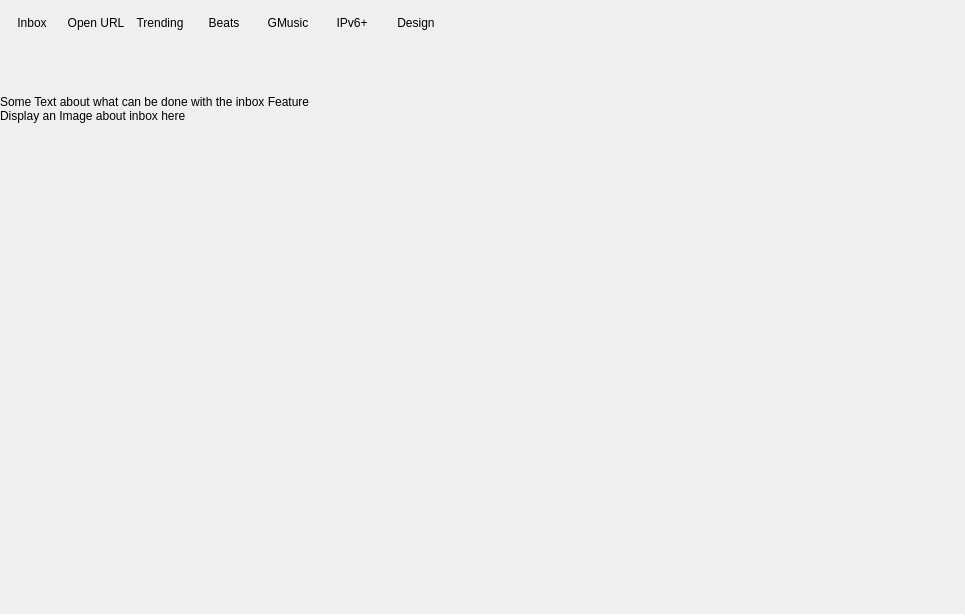
Old version of the form src/viewpages/whatsnew_0_8/WhatsNewWidget_0_8.ui in the repository tomahawk-player/tomahawk.
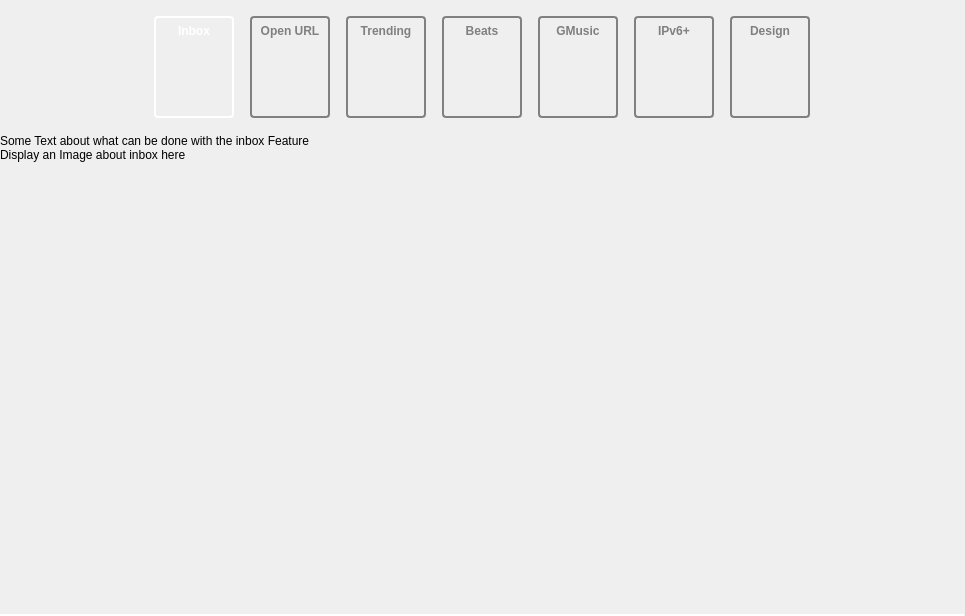
New version of the form.

Commit message: Style feature buttons

What changed in the file:
```diff
--- a/src/viewpages/whatsnew_0_8/WhatsNewWidget_0_8.ui
+++ b/src/viewpages/whatsnew_0_8/WhatsNewWidget_0_8.ui
@@ -10,6 +10,12 @@
     <height>616</height>
    </rect>
   </property>
+  <property name="sizePolicy">
+   <sizepolicy hsizetype="Preferred" vsizetype="Preferred">
+    <horstretch>0</horstretch>
+    <verstretch>0</verstretch>
+   </sizepolicy>
+  </property>
   <property name="windowTitle">
    <string notr="true" extracomment="not translatable because not shown to the user">Form</string>
   </property>
@@ -22,6 +28,12 @@
    </property>
    <item>
     <widget class="QWidget" name="widget" native="true">
+     <property name="sizePolicy">
+      <sizepolicy hsizetype="Preferred" vsizetype="Preferred">
+       <horstretch>0</horstretch>
+       <verstretch>0</verstretch>
+      </sizepolicy>
+     </property>
      <layout class="QVBoxLayout" name="verticalLayout">
       <property name="spacing">
        <number>0</number>
@@ -40,50 +52,78 @@
       </property>
       <item>
        <layout class="QVBoxLayout" name="verticalLayout_2">
-        <item alignment="Qt::AlignLeft">
+        <property name="bottomMargin">
+         <number>16</number>
+        </property>
+        <item alignment="Qt::AlignHCenter|Qt::AlignTop">
          <widget class="QWidget" name="featureBoxes" native="true">
+          <property name="sizePolicy">
+           <sizepolicy hsizetype="Preferred" vsizetype="Maximum">
+            <horstretch>0</horstretch>
+            <verstretch>0</verstretch>
+           </sizepolicy>
+          </property>
           <property name="minimumSize">
            <size>
             <width>0</width>
             <height>79</height>
            </size>
           </property>
-          <property name="maximumSize">
-           <size>
-            <width>16777215</width>
-            <height>79</height>
-           </size>
-          </property>
           <layout class="QHBoxLayout" name="horizontalLayout">
            <property name="spacing">
+            <number>16</number>
+           </property>
+           <property name="leftMargin">
             <number>0</number>
            </property>
-           <property name="margin">
+           <property name="topMargin">
             <number>0</number>
            </property>
-           <item>
+           <property name="rightMargin">
+            <number>0</number>
+           </property>
+           <property name="bottomMargin">
+            <number>16</number>
+           </property>
+           <item alignment="Qt::AlignHCenter|Qt::AlignTop">
             <widget class="QWidget" name="inboxBox" native="true">
+             <property name="sizePolicy">
+              <sizepolicy hsizetype="Preferred" vsizetype="Fixed">
+               <horstretch>0</horstretch>
+               <verstretch>0</verstretch>
+              </sizepolicy>
+             </property>
              <property name="minimumSize">
               <size>
                <width>64</width>
-               <height>79</height>
+               <height>100</height>
               </size>
              </property>
-             <property name="maximumSize">
-              <size>
-               <width>64</width>
-               <height>79</height>
-              </size>
+             <property name="styleSheet">
+              <string notr="true">border-width: 2px;
+border-style: solid;
+border-radius: 4px;
+border-color: white;
+color: white;</string>
              </property>
              <layout class="QVBoxLayout" name="verticalLayout_4">
               <property name="spacing">
-               <number>0</number>
+               <number>8</number>
               </property>
               <property name="margin">
-               <number>0</number>
+               <number>8</number>
               </property>
               <item alignment="Qt::AlignTop">
                <widget class="QLabel" name="inboxBoxHeader">
+                <property name="font">
+                 <font>
+                  <weight>75</weight>
+                  <bold>true</bold>
+                 </font>
+                </property>
+                <property name="styleSheet">
+                 <string notr="true">border-style: none;</string>
+                </property>
                 <property name="text">
                  <string>Inbox</string>
                 </property>
@@ -94,6 +134,12 @@
               </item>
               <item>
                <widget class="QLabel" name="inboxBoxImage">
+                <property name="sizePolicy">
+                 <sizepolicy hsizetype="Fixed" vsizetype="Preferred">
+                  <horstretch>0</horstretch>
+                  <verstretch>0</verstretch>
+                 </sizepolicy>
+                </property>
                 <property name="minimumSize">
                  <size>
                   <width>64</width>
@@ -106,6 +152,10 @@
                   <height>64</height>
                  </size>
                 </property>
+                <property name="styleSheet">
+                 <string notr="true">border-style:none;
+margin-bottom: 4px;</string>
+                </property>
                 <property name="text">
                  <string/>
                 </property>
@@ -114,29 +164,39 @@
              </layout>
             </widget>
            </item>
-           <item>
+           <item alignment="Qt::AlignTop">
             <widget class="QWidget" name="urlLookupBox" native="true">
              <property name="minimumSize">
               <size>
                <width>64</width>
-               <height>79</height>
+               <height>100</height>
               </size>
              </property>
-             <property name="maximumSize">
-              <size>
-               <width>64</width>
-               <height>79</height>
-              </size>
+             <property name="styleSheet">
+              <string notr="true">border-width: 2px;
+border-style: solid;
+border-radius: 4px;
+border-color: grey;
+color: grey;</string>
              </property>
              <layout class="QVBoxLayout" name="verticalLayout_4">
               <property name="spacing">
-               <number>0</number>
+               <number>8</number>
               </property>
               <property name="margin">
-               <number>0</number>
+               <number>8</number>
               </property>
               <item alignment="Qt::AlignTop">
                <widget class="QLabel" name="urlLookupBoxHeader">
+                <property name="font">
+                 <font>
+                  <weight>75</weight>
+                  <bold>true</bold>
+                 </font>
+                </property>
+                <property name="styleSheet">
+                 <string notr="true">border:none</string>
+                </property>
                 <property name="text">
                  <string>Open URL</string>
                 </property>
@@ -159,6 +219,9 @@
                   <height>64</height>
                  </size>
                 </property>
+                <property name="styleSheet">
+                 <string notr="true">border: none;</string>
+                </property>
                 <property name="text">
                  <string/>
                 </property>
@@ -175,21 +238,31 @@
                <height>79</height>
               </size>
              </property>
-             <property name="maximumSize">
-              <size>
-               <width>64</width>
-               <height>79</height>
-              </size>
+             <property name="styleSheet">
+              <string notr="true">border-width: 2px;
+border-style: solid;
+border-radius: 4px;
+border-color: grey;
+color: grey;</string>
              </property>
              <layout class="QVBoxLayout" name="verticalLayout_4">
               <property name="spacing">
-               <number>0</number>
+               <number>8</number>
               </property>
               <property name="margin">
-               <number>0</number>
+               <number>8</number>
               </property>
               <item alignment="Qt::AlignTop">
-               <widget class="QLabel" name="trendinfBoxHeader">
+               <widget class="QLabel" name="trendingBoxHeader">
+                <property name="font">
+                 <font>
+                  <weight>75</weight>
+                  <bold>true</bold>
+                 </font>
+                </property>
+                <property name="styleSheet">
+                 <string notr="true">border: none;</string>
+                </property>
                 <property name="text">
                  <string>Trending</string>
                 </property>
@@ -212,6 +285,9 @@
                   <height>64</height>
                  </size>
                 </property>
+                <property name="styleSheet">
+                 <string notr="true">border: none;</string>
+                </property>
                 <property name="text">
                  <string/>
                 </property>
@@ -225,24 +301,34 @@
              <property name="minimumSize">
               <size>
                <width>64</width>
-               <height>79</height>
+               <height>100</height>
               </size>
              </property>
-             <property name="maximumSize">
-              <size>
-               <width>64</width>
-               <height>79</height>
-              </size>
+             <property name="styleSheet">
+              <string notr="true">border-width: 2px;
+border-style: solid;
+border-radius: 4px;
+border-color: grey;
+color: grey;</string>
              </property>
              <layout class="QVBoxLayout" name="verticalLayout_4">
               <property name="spacing">
-               <number>0</number>
+               <number>8</number>
               </property>
               <property name="margin">
-               <number>0</number>
+               <number>8</number>
               </property>
               <item alignment="Qt::AlignTop">
                <widget class="QLabel" name="beatsBoxHeader">
+                <property name="font">
+                 <font>
+                  <weight>75</weight>
+                  <bold>true</bold>
+                 </font>
+                </property>
+                <property name="styleSheet">
+                 <string notr="true">border: none;</string>
+                </property>
                 <property name="text">
                  <string>Beats</string>
                 </property>
@@ -265,6 +351,9 @@
                   <height>64</height>
                  </size>
                 </property>
+                <property name="styleSheet">
+                 <string notr="true">border: none;</string>
+                </property>
                 <property name="text">
                  <string/>
                 </property>
@@ -281,21 +370,31 @@
                <height>79</height>
               </size>
              </property>
-             <property name="maximumSize">
-              <size>
-               <width>64</width>
-               <height>79</height>
-              </size>
+             <property name="styleSheet">
+              <string notr="true">border-width: 2px;
+border-style: solid;
+border-radius: 4px;
+border-color: grey;
+color: grey;</string>
              </property>
              <layout class="QVBoxLayout" name="verticalLayout_4">
               <property name="spacing">
-               <number>0</number>
+               <number>8</number>
               </property>
               <property name="margin">
-               <number>0</number>
+               <number>8</number>
               </property>
               <item alignment="Qt::AlignTop">
                <widget class="QLabel" name="gmusicBoxHeader">
+                <property name="font">
+                 <font>
+                  <weight>75</weight>
+                  <bold>true</bold>
+                 </font>
+                </property>
+                <property name="styleSheet">
+                 <string notr="true">border: none;</string>
+                </property>
                 <property name="text">
                  <string>GMusic</string>
                 </property>
@@ -318,6 +417,9 @@
                   <height>64</height>
                  </size>
                 </property>
+                <property name="styleSheet">
+                 <string notr="true">border: none;</string>
+                </property>
                 <property name="text">
                  <string/>
                 </property>
@@ -334,21 +436,31 @@
                <height>79</height>
               </size>
              </property>
-             <property name="maximumSize">
-              <size>
-               <width>64</width>
-               <height>79</height>
-              </size>
+             <property name="styleSheet">
+              <string notr="true">border-width: 2px;
+border-style: solid;
+border-radius: 4px;
+border-color: grey;
+color: grey;</string>
              </property>
              <layout class="QVBoxLayout" name="verticalLayout_4">
               <property name="spacing">
-               <number>0</number>
+               <number>8</number>
               </property>
               <property name="margin">
-               <number>0</number>
+               <number>8</number>
               </property>
               <item alignment="Qt::AlignTop">
                <widget class="QLabel" name="networkingBoxHeader">
+                <property name="font">
+                 <font>
+                  <weight>75</weight>
+                  <bold>true</bold>
+                 </font>
+                </property>
+                <property name="styleSheet">
+                 <string notr="true">border: none;</string>
+                </property>
                 <property name="text">
                  <string>IPv6+</string>
                 </property>
@@ -371,6 +483,9 @@
                   <height>64</height>
                  </size>
                 </property>
+                <property name="styleSheet">
+                 <string notr="true">border: none;</string>
+                </property>
                 <property name="text">
                  <string/>
                 </property>
@@ -387,21 +502,31 @@
                <height>79</height>
               </size>
              </property>
-             <property name="maximumSize">
-              <size>
-               <width>64</width>
-               <height>79</height>
-              </size>
+             <property name="styleSheet">
+              <string notr="true">border-width: 2px;
+border-style: solid;
+border-radius: 4px;
+border-color: grey;
+color: grey;</string>
              </property>
              <layout class="QVBoxLayout" name="verticalLayout_4">
               <property name="spacing">
-               <number>0</number>
+               <number>8</number>
               </property>
               <property name="margin">
-               <number>0</number>
+               <number>8</number>
               </property>
               <item alignment="Qt::AlignTop">
                <widget class="QLabel" name="designBoxHeader">
+                <property name="font">
+                 <font>
+                  <weight>75</weight>
+                  <bold>true</bold>
+                 </font>
+                </property>
+                <property name="styleSheet">
+                 <string notr="true">border: none;</string>
+                </property>
                 <property name="text">
                  <string>Design</string>
                 </property>
@@ -424,6 +549,9 @@
                   <height>64</height>
                  </size>
                 </property>
+                <property name="styleSheet">
+                 <string notr="true">border: none;</string>
+                </property>
                 <property name="text">
                  <string/>
                 </property>
@@ -437,6 +565,12 @@
         </item>
         <item alignment="Qt::AlignTop">
          <widget class="QStackedWidget" name="stackedWidget">
+          <property name="sizePolicy">
+           <sizepolicy hsizetype="Preferred" vsizetype="Preferred">
+            <horstretch>0</horstretch>
+            <verstretch>0</verstretch>
+           </sizepolicy>
+          </property>
           <widget class="QWidget" name="inboxPage">
            <layout class="QVBoxLayout" name="verticalLayout_4">
             <property name="spacing">
@@ -484,6 +618,19 @@
           <widget class="QWidget" name="designPage"/>
          </widget>
         </item>
+        <item>
+         <spacer name="verticalSpacer">
+          <property name="orientation">
+           <enum>Qt::Vertical</enum>
+          </property>
+          <property name="sizeHint" stdset="0">
+           <size>
+            <width>20</width>
+            <height>40</height>
+           </size>
+          </property>
+         </spacer>
+        </item>
        </layout>
       </item>
      </layout>
```
